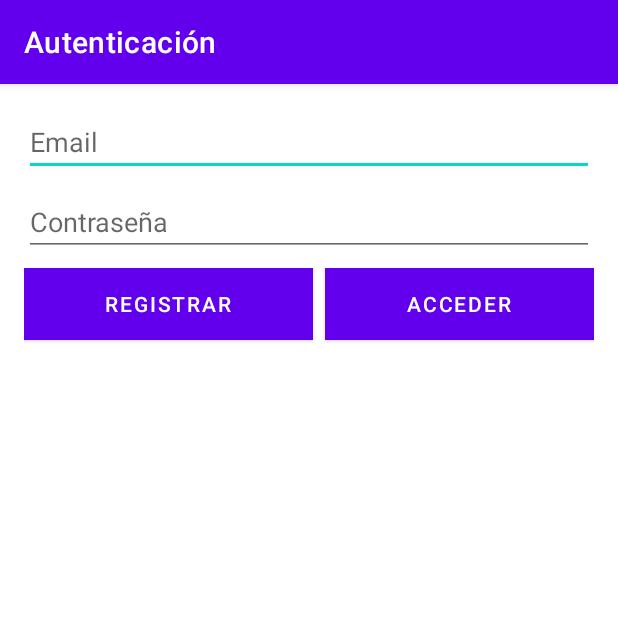
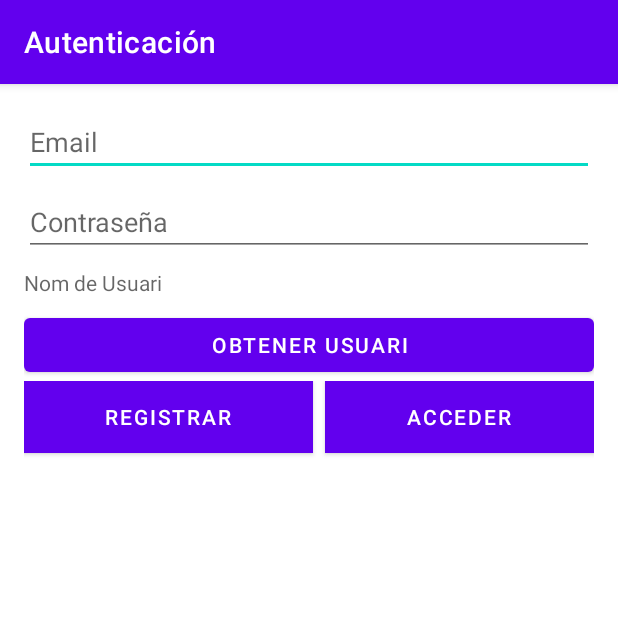
Before and after one commit to TheHypnoo/LaJunglaMatematica, an Android app: the screen it shows after launch (AuthActivity), on a phone screen of 412 x 824 dp, the top half of it. Run offline under Robolectric (Android 15) with nearby library versions, the phone set to English and light mode, and no system bars; our stand-ins replace Firebase (no records; nobody signed in at launch, a user with empty details on screens opened directly).

Commit message:
Para torre...! DB en proceso...

```diff
--- a/app/build.gradle
+++ b/app/build.gradle
@@ -9,6 +9,7 @@ android {
     buildToolsVersion "30.0.2"
 
     defaultConfig {
+        multiDexEnabled true
         applicationId "com.sergigonzalez.lajunglamatematica"
         minSdkVersion 16
         targetSdkVersion 30
--- a/app/src/main/java/com/sergigonzalez/lajunglamatematica/AuthActivity.kt
+++ b/app/src/main/java/com/sergigonzalez/lajunglamatematica/AuthActivity.kt
@@ -3,22 +3,35 @@ package com.sergigonzalez.lajunglamatematica
 import android.content.Intent
 import androidx.appcompat.app.AppCompatActivity
 import android.os.Bundle
+import android.util.Log
 import android.widget.Button
 import android.widget.EditText
+import android.widget.TextView
 import androidx.appcompat.app.AlertDialog
 import com.google.firebase.auth.FirebaseAuth
+import com.google.firebase.firestore.FirebaseFirestore
 
 class AuthActivity : AppCompatActivity() {
-
+    private lateinit var Obtener: Button
+    private lateinit var nomUsuari: TextView
     private lateinit var emailEditText: EditText
     private lateinit var passwordEditText: EditText
     private lateinit var SignUpButton: Button
     private lateinit var logInButton: Button
+    // Access a Cloud Firestore instance from your Activity
+    private val db = FirebaseFirestore.getInstance()
 
     override fun onCreate(savedInstanceState: Bundle?) {
         super.onCreate(savedInstanceState)
         setContentView(R.layout.activity_auth)
+        nomUsuari = findViewById(R.id.nomUsuari)
+        Obtener = findViewById(R.id.Obtener)
         setup()
+        CrearUsuari()
+        Obtener.setOnClickListener {
+            saberUsuari()
+        }
+
     }
 
     private fun setup(){
@@ -60,6 +73,43 @@ class AuthActivity : AppCompatActivity() {
 
     }
 
+    private fun CrearUsuari(){
+        // Create a new user with a first and last name
+        val user = hashMapOf(
+            "Nombre" to "Sergi",
+            "Apellido" to "Gonzalez",
+            "Nombre de Usuario" to "TheHypnoo",
+            "Fecha de nacimiento" to 2000
+        )
+
+        // Add a new document with a generated ID
+        db.collection("users")
+            .add(user)
+            .addOnSuccessListener { documentReference ->
+                Log.d("DB: Users", "Añadido con el ID => ${documentReference.id}")
+            }
+            .addOnFailureListener { e ->
+                Log.w("DB: Users", "Error al añadir el usuario", e)
+            }
+    }
+
+    private fun saberUsuari(){
+        val users = db.collection("users")
+            .get()
+            .addOnSuccessListener { result ->
+                for (document in result) {
+                    Log.d("", "${document.id} => ${document.data}").toString()
+                    if(document.data.equals("Nombre de Usuario")) {
+                        val usuario = document.data
+                        nomUsuari.setText("$usuario").toString()
+                    }
+                }
+            }
+            .addOnFailureListener { exception ->
+                Log.w("DB: Users", "Error al intentar obtener la información", exception)
+            }
+    }
+
     private fun showAlert() {
         val builder = AlertDialog.Builder(this)
         builder.setTitle("Error")
--- a/app/src/main/res/layout/activity_auth.xml
+++ b/app/src/main/res/layout/activity_auth.xml
@@ -48,6 +48,28 @@
         <LinearLayout
             android:layout_width="match_parent"
             android:layout_height="match_parent"
+            android:layout_weight="1"
+            android:orientation="vertical">
+
+            <TextView
+                android:id="@+id/nomUsuari"
+                android:layout_width="match_parent"
+                android:layout_height="wrap_content"
+                android:hint="Nom de Usuari" />
+
+            <Space
+                android:layout_width="match_parent"
+                android:layout_height="8dp" />
+
+            <Button
+                android:id="@+id/Obtener"
+                android:layout_width="match_parent"
+                android:layout_height="wrap_content"
+                android:text="Obtener usuari" />
+
+            <LinearLayout
+                android:layout_width="match_parent"
+                android:layout_height="match_parent"
                 android:orientation="horizontal">
 
                 <Button
@@ -72,6 +94,8 @@
                     android:background="#039BE5"
                     android:text="acceder"
                     android:textColor="@android:color/white" />
+
+            </LinearLayout>
         </LinearLayout>
 
     </LinearLayout>
```
Also changed, not shown: app/src/main/java/com/sergigonzalez/lajunglamatematica/Ranking.kt (+0 -22 lines). Lines whose indentation alone changed are shown as unchanged.
